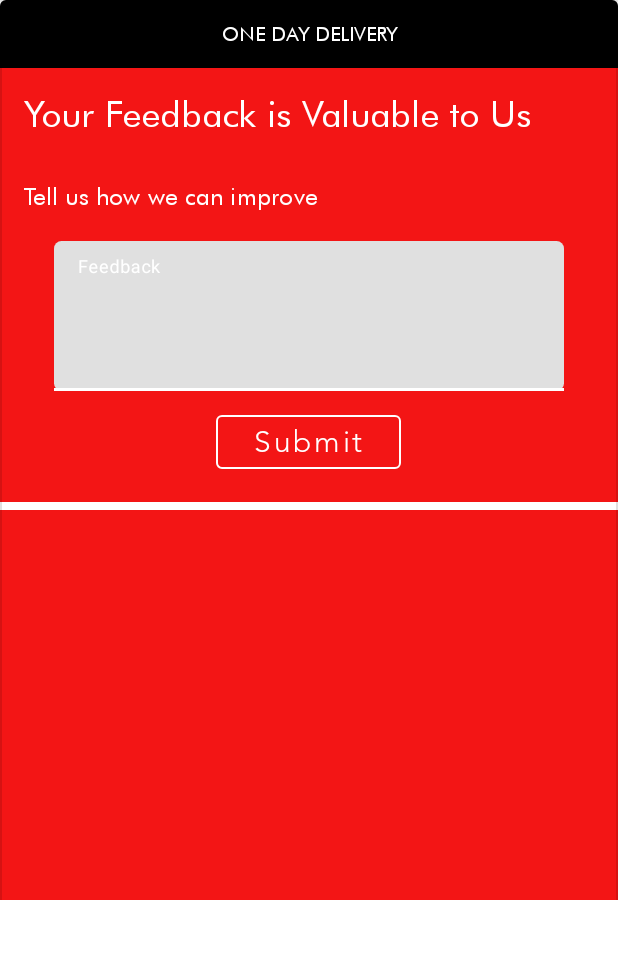
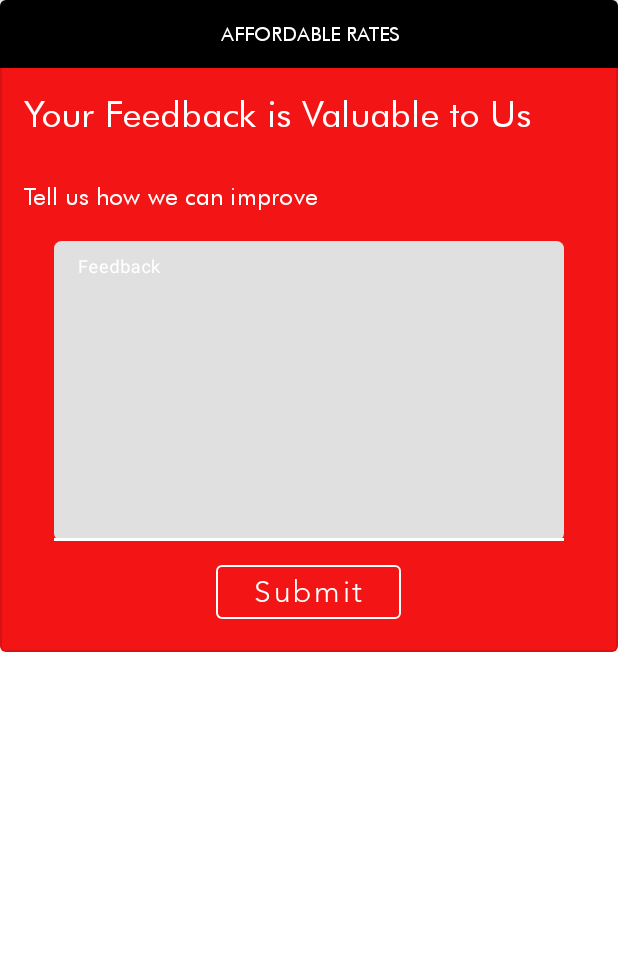
Before and after one commit to satrajit-chatterjee/errand, an Android app: the FeedbackActivity screen opened directly, with no data from a screen before it, in the options menu, after a tap on "Shop", on a phone screen of 412 x 824 dp, the part 192-1151 px from its top. Run offline under Robolectric (Android 15) with nearby library versions, the phone set to English and light mode, and no system bars.

Commit message:
cosmetic changes added except for app logo

```diff
--- a/app/src/main/java/com/example/errand/FeedbackActivity.java
+++ b/app/src/main/java/com/example/errand/FeedbackActivity.java
@@ -1,12 +1,16 @@
 package com.example.errand;
 
+import android.content.Context;
 import android.content.Intent;
+import android.graphics.Rect;
 import android.os.Build;
 import android.os.Bundle;
 import android.view.Gravity;
 import android.view.Menu;
 import android.view.MenuItem;
+import android.view.MotionEvent;
 import android.view.View;
+import android.view.inputmethod.InputMethodManager;
 import android.widget.ImageButton;
 import android.widget.ViewFlipper;
 
@@ -20,6 +24,7 @@ import androidx.core.view.GravityCompat;
 import androidx.drawerlayout.widget.DrawerLayout;
 
 import com.google.android.material.navigation.NavigationView;
+import com.google.android.material.textfield.TextInputEditText;
 
 import java.util.Objects;
 
@@ -27,6 +32,7 @@ public class FeedbackActivity extends AppCompatActivity implements NavigationVie
 
     private DrawerLayout mDrawerLayout;
     private ActionBarDrawerToggle mToggle;
+    private TextInputEditText feedbackText;
     private ImageButton nav_button;
     ViewFlipper adflipper;
     private Toolbar mToolbar;
@@ -60,6 +66,22 @@ public class FeedbackActivity extends AppCompatActivity implements NavigationVie
             }
         });
 
+//        feedbackText.setOnTouchListener(new View.OnTouchListener() {
+//            @Override
+//            public boolean onTouch(View view, MotionEvent motionEvent) {
+//
+//                view.getParent().requestDisallowInterceptTouchEvent(true);
+//                switch (motionEvent.getAction() & MotionEvent.ACTION_MASK){
+//                    case MotionEvent.ACTION_UP:
+//                        view.getParent().requestDisallowInterceptTouchEvent(false);
+//                        break;
+//                }
+//
+//                return false;
+//            }
+//
+//        });
+
 
     }
 
@@ -69,6 +91,24 @@ public class FeedbackActivity extends AppCompatActivity implements NavigationVie
         adflipper.setInAnimation(this, android.R.anim.slide_in_left);
         adflipper.setOutAnimation(this, android.R.anim.slide_out_right);
         adflipper.startFlipping();
+    }
+
+    @Override
+    public boolean dispatchTouchEvent(MotionEvent event) {
+        if (event.getAction() == MotionEvent.ACTION_DOWN) {
+            View v = getCurrentFocus();
+            if ( v instanceof TextInputEditText) {
+                Rect outRect = new Rect();
+                v.getGlobalVisibleRect(outRect);
+                if (!outRect.contains((int)event.getRawX(), (int)event.getRawY())) {
+                    v.clearFocus();
+                    InputMethodManager imm = (InputMethodManager) getSystemService(Context.INPUT_METHOD_SERVICE);
+                    assert imm != null;
+                    imm.hideSoftInputFromWindow(v.getWindowToken(), 0);
+                }
+            }
+        }
+        return super.dispatchTouchEvent( event );
     }
 
     @Override
--- a/app/src/main/java/com/example/errand/MainActivity.java
+++ b/app/src/main/java/com/example/errand/MainActivity.java
@@ -130,10 +130,6 @@ public class MainActivity extends AppCompatActivity implements MainAdapter.OnSho
     public void onButtonClick(int position) {
         Intent intent = new Intent(this, ShopActivity.class);
         startActivity(intent);
-        Toast.makeText(getApplicationContext(),
-                "Shop Activity Triggered",
-                Toast.LENGTH_LONG)
-                .show();
     }
 
     @Override
@@ -158,4 +154,6 @@ public class MainActivity extends AppCompatActivity implements MainAdapter.OnSho
         }
         return true;
     }
+
+
 }
--- a/app/src/main/res/layout/activity_feedback.xml
+++ b/app/src/main/res/layout/activity_feedback.xml
@@ -105,6 +105,7 @@
                             android:layout_height="wrap_content"
                             android:elevation="@dimen/cardview_default_elevation"
                             android:hint="Feedback"
+                            android:theme="@style/TextInputLayoutAppearance"
                             android:paddingHorizontal="20sp"
                             app:boxCornerRadiusBottomEnd="5dp"
                             app:boxCornerRadiusBottomStart="5dp"
@@ -113,8 +114,13 @@
                             app:counterTextAppearance="@font/avenir">
 
                             <com.google.android.material.textfield.TextInputEditText
+                                android:id="@+id/feedback_text"
                                 android:layout_width="match_parent"
-                                android:layout_height="100dp" />
+                                android:overScrollMode="always"
+                                android:inputType="textMultiLine"
+                                android:scrollbarStyle="insideInset"
+                                android:scrollbars="vertical"
+                                android:layout_height="200dp" />
 
                         </com.google.android.material.textfield.TextInputLayout>
 
@@ -141,22 +147,7 @@
 
                 </LinearLayout>
 
-                <LinearLayout
-                    android:layout_width="match_parent"
-                    android:layout_height="269dp"
-                    android:layout_marginTop="340dp"
-                    android:background="@color/mainTheme"
-                    android:orientation="vertical">
 
-                    <LinearLayout
-                        android:layout_width="match_parent"
-                        android:layout_height="200dp"
-                        android:layout_marginTop="30dp">
-
-
-                    </LinearLayout>
-
-                </LinearLayout>
 
 
             </com.google.android.material.card.MaterialCardView>
@@ -229,6 +220,11 @@
         android:layout_width="match_parent"
         android:layout_height="match_parent"
         app:menu="@menu/menu_main"
+        android:theme="@style/ThemeOverlay.AppCompat.navTheme"
+        app:itemTextAppearance="@style/nav_drawer_style"
+        app:itemIconPadding="100dp"
+        android:paddingTop="100dp"
+        app:itemIconTint="@color/mainTheme"
         android:layout_marginTop="84dp"
         android:layout_gravity="right"
         android:layoutDirection="rtl">
--- a/app/src/main/res/layout/activity_login.xml
+++ b/app/src/main/res/layout/activity_login.xml
@@ -4,7 +4,7 @@
     android:layout_height="match_parent"
     xmlns:app="http://schemas.android.com/apk/res-auto"
     android:animateLayoutChanges="true"
-    android:background="@drawable/errand_bg">
+    android:background="@drawable/splash_background">
 
     <RelativeLayout
         android:layout_width="wrap_content"
--- a/app/src/main/res/values/styles.xml
+++ b/app/src/main/res/values/styles.xml
@@ -38,4 +38,28 @@
         <item name="colorControlHighlight">@color/white</item>
     </style>
 
+    <style name="nav_drawer_style" parent="android:Widget.TextView">
+        <item name="android:fontFamily">@font/avenir</item>
+    </style>
+
+    <style name="ThemeOverlay.AppCompat.navTheme">
+
+        <!-- Color of text and icon when SELECTED -->
+        <item name="colorPrimary">@color/black</item>
+
+        <!-- Background color when SELECTED -->
+        <item name="colorControlHighlight">@color/mainTheme</item>
+        <item name="android:layout_marginBottom">50dp</item>
+    </style>
+
+    <style name="TextInputLayoutAppearance" parent="Widget.MaterialComponents.TextInputLayout.OutlinedBox">
+        <!-- reference our hint & error styles -->
+        <item name="hintTextAppearance">@color/black</item>
+        <item name="android:textColor">@color/black</item>
+        <item name="android:textColorHint">@color/black</item>
+        <item name="colorControlNormal">@color/black</item>
+        <item name="colorControlActivated">@color/mainTheme</item>
+        <item name="colorControlHighlight">@color/mainTheme</item>
+    </style>
+
 </resources>
```
Also changed, not shown: app/src/main/java/com/example/errand/ShopActivity.java (+45 -0 lines), app/src/main/res/drawable/splash_background.xml (added, +13 -0 lines), app/src/main/res/layout/activity_main.xml (+5 -8 lines), app/src/main/res/layout/shop_activity.xml (+18 -7 lines), app/src/main/res/drawable-hdpi/errand_cover.jpg (added).
